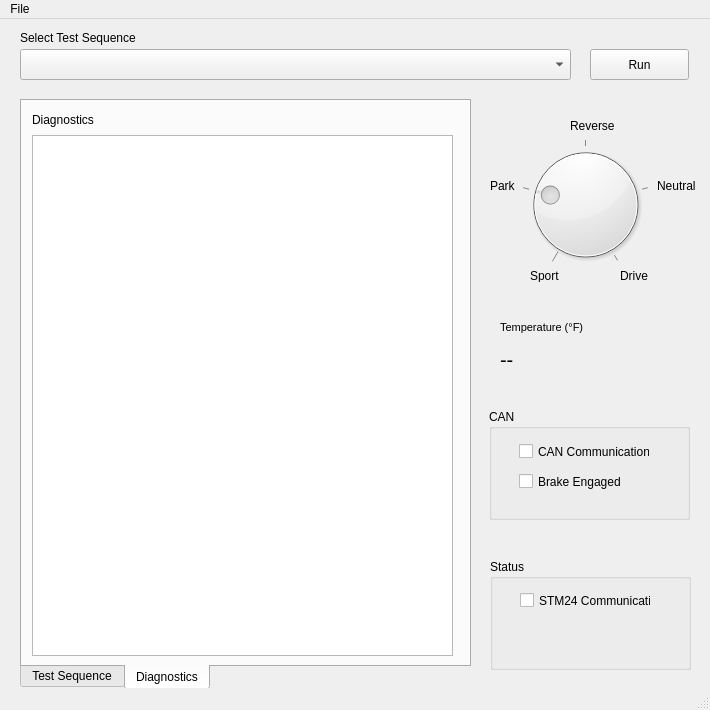
First picture: the form in Noise/gui.ui, repository bensoni/GHSP_Fixture, before the edit.
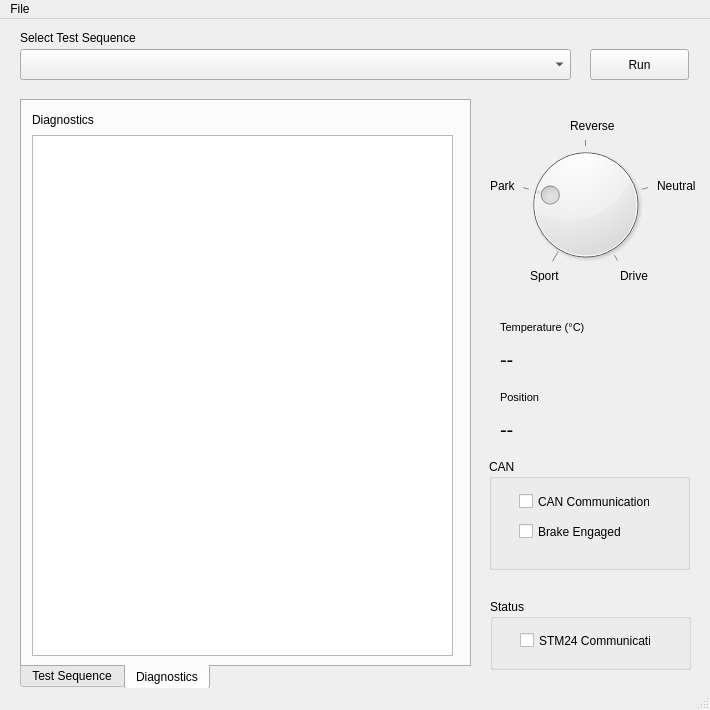
Second picture: the form after the edit. The open tabs and pages were chosen to show the change.

Commit message: Update sound test, added position data to gui, and attempted enabling multi-tasking on STM24-IP 3EE.

Patch:
```diff
--- a/Noise/gui.ui
+++ b/Noise/gui.ui
@@ -217,16 +217,16 @@
      </font>
     </property>
     <property name="text">
-     <string>Temperature (°F)</string>
+     <string>Temperature (°C)</string>
     </property>
    </widget>
    <widget class="QGroupBox" name="status_groupBox">
     <property name="geometry">
      <rect>
       <x>490</x>
-      <y>540</y>
+      <y>580</y>
       <width>201</width>
-      <height>111</height>
+      <height>71</height>
      </rect>
     </property>
     <property name="title">
@@ -318,7 +318,7 @@
     <property name="geometry">
      <rect>
       <x>489</x>
-      <y>390</y>
+      <y>440</y>
       <width>201</width>
       <height>111</height>
      </rect>
@@ -356,6 +356,42 @@
      </property>
     </widget>
    </widget>
+   <widget class="QLabel" name="position_label">
+    <property name="geometry">
+     <rect>
+      <x>500</x>
+      <y>390</y>
+      <width>91</width>
+      <height>41</height>
+     </rect>
+    </property>
+    <property name="styleSheet">
+     <string notr="true">font-size: 20px;</string>
+    </property>
+    <property name="text">
+     <string>--</string>
+    </property>
+   </widget>
+   <widget class="QLabel" name="label_12">
+    <property name="geometry">
+     <rect>
+      <x>500</x>
+      <y>370</y>
+      <width>121</width>
+      <height>17</height>
+     </rect>
+    </property>
+    <property name="font">
+     <font>
+      <pointsize>8</pointsize>
+      <weight>50</weight>
+      <bold>false</bold>
+     </font>
+    </property>
+    <property name="text">
+     <string>Position</string>
+    </property>
+   </widget>
   </widget>
   <widget class="QMenuBar" name="menubar">
    <property name="geometry">
```
Left out of the diff: 6 changed lines with no effect on the pictures. The commit also changes 9 other files.
